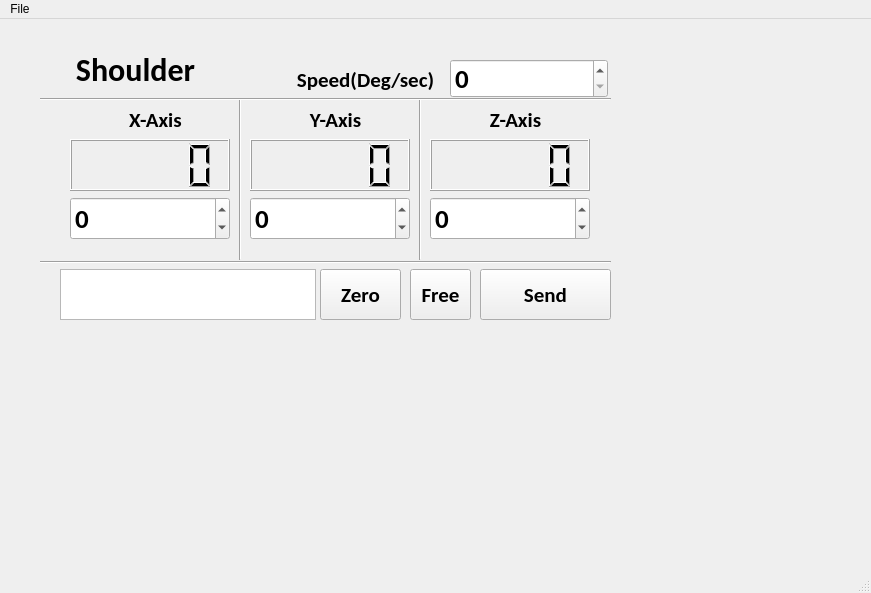
The window that Shoulder/Shoulder_UI.ui (didtkddbf/BBB_BionicArm) describes before a commit, drawn with Qt 5.
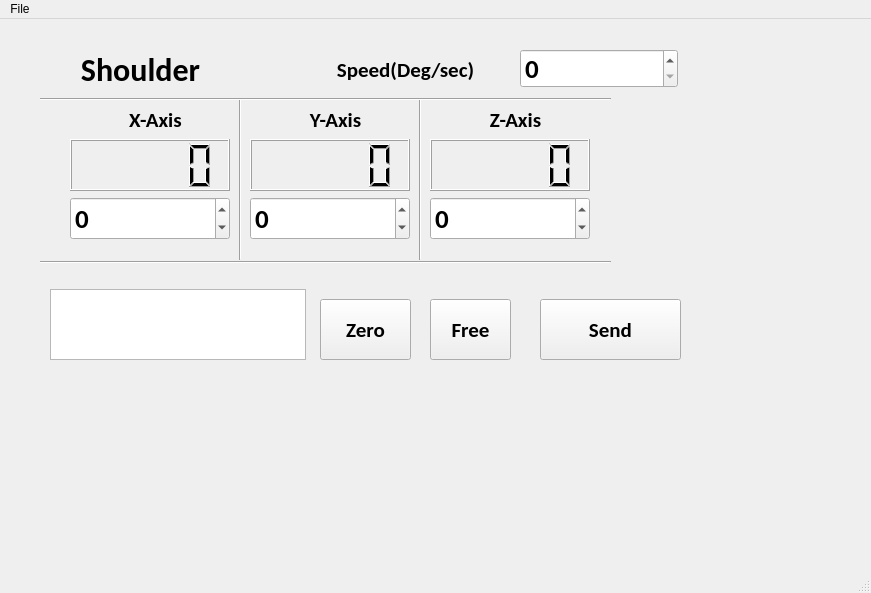
The same window after the commit.

What changed in the file:
```diff
--- a/Shoulder/Shoulder_UI.ui
+++ b/Shoulder/Shoulder_UI.ui
@@ -267,10 +267,10 @@
    <widget class="QPushButton" name="ShoulderSend">
     <property name="geometry">
      <rect>
-      <x>480</x>
-      <y>250</y>
-      <width>131</width>
-      <height>51</height>
+      <x>540</x>
+      <y>280</y>
+      <width>141</width>
+      <height>61</height>
      </rect>
     </property>
     <property name="font">
@@ -289,9 +289,9 @@
     <property name="geometry">
      <rect>
       <x>320</x>
-      <y>250</y>
-      <width>81</width>
-      <height>51</height>
+      <y>280</y>
+      <width>91</width>
+      <height>61</height>
      </rect>
     </property>
     <property name="font">
@@ -309,9 +309,9 @@
    <widget class="QLabel" name="label_4">
     <property name="geometry">
      <rect>
-      <x>60</x>
+      <x>40</x>
       <y>30</y>
-      <width>151</width>
+      <width>201</width>
       <height>41</height>
      </rect>
     </property>
@@ -333,10 +333,10 @@
    <widget class="QTextBrowser" name="CommentLCD">
     <property name="geometry">
      <rect>
-      <x>60</x>
-      <y>250</y>
+      <x>50</x>
+      <y>270</y>
       <width>256</width>
-      <height>51</height>
+      <height>71</height>
      </rect>
     </property>
     <property name="html">
@@ -350,10 +350,10 @@
    <widget class="QPushButton" name="ShoulderFree">
     <property name="geometry">
      <rect>
-      <x>410</x>
-      <y>250</y>
-      <width>61</width>
-      <height>51</height>
+      <x>430</x>
+      <y>280</y>
+      <width>81</width>
+      <height>61</height>
      </rect>
     </property>
     <property name="font">
@@ -371,8 +371,8 @@
    <widget class="QSpinBox" name="ShoulderSpeed">
     <property name="geometry">
      <rect>
-      <x>450</x>
-      <y>40</y>
+      <x>520</x>
+      <y>30</y>
       <width>158</width>
       <height>39</height>
      </rect>
@@ -395,9 +395,9 @@
    <widget class="QLabel" name="label_6">
     <property name="geometry">
      <rect>
-      <x>280</x>
-      <y>40</y>
-      <width>171</width>
+      <x>300</x>
+      <y>30</y>
+      <width>211</width>
       <height>41</height>
      </rect>
     </property>
```
Left out of the diff: 2 changed lines with no effect on the pictures.
